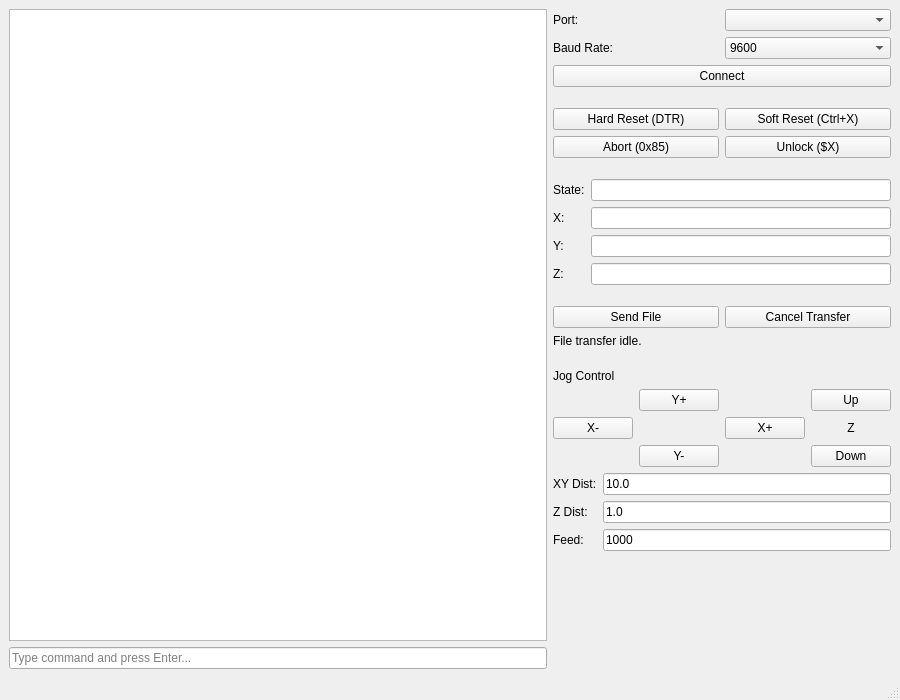
dakoner/grbl_sender, file serial_console.ui: the form before one commit.
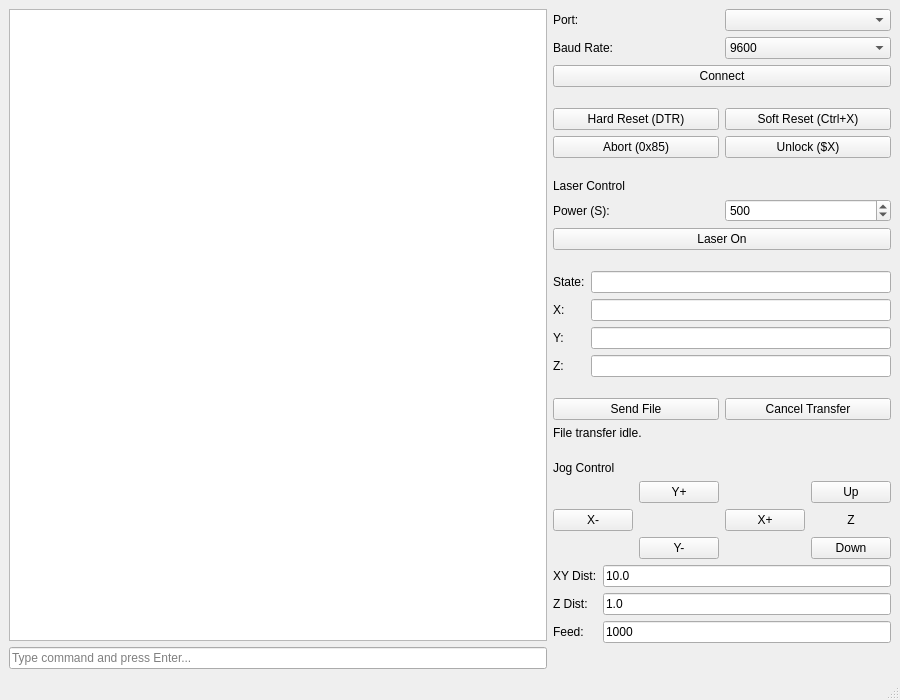
The form after the commit.

Commit message: gemini udates

The edit to the form file:
```diff
--- a/serial_console.ui
+++ b/serial_console.ui
@@ -151,6 +151,57 @@
         </item>
        </layout>
       </item>
+      <item>
+       <spacer name="verticalSpacer_6">
+        <property name="orientation">
+         <enum>Qt::Vertical</enum>
+        </property>
+        <property name="sizeType">
+         <enum>QSizePolicy::Fixed</enum>
+        </property>
+        <property name="sizeHint" stdset="0">
+         <size>
+          <width>20</width>
+          <height>15</height>
+         </size>
+        </property>
+       </spacer>
+      </item>
+      <item>
+       <widget class="QLabel" name="label_11">
+        <property name="text">
+         <string>Laser Control</string>
+        </property>
+       </widget>
+      </item>
+      <item>
+       <layout class="QGridLayout" name="gridLayout_7">
+        <item row="0" column="0">
+         <widget class="QLabel" name="label_12">
+          <property name="text">
+           <string>Power (S):</string>
+          </property>
+         </widget>
+        </item>
+        <item row="0" column="1">
+         <widget class="QSpinBox" name="laser_power_input">
+          <property name="maximum">
+           <number>1023</number>
+          </property>
+          <property name="value">
+           <number>500</number>
+          </property>
+         </widget>
+        </item>
+        <item row="1" column="0" colspan="2">
+         <widget class="QPushButton" name="laser_toggle_button">
+          <property name="text">
+           <string>Laser On</string>
+          </property>
+         </widget>
+        </item>
+       </layout>
+      </item>
       <item>
        <spacer name="verticalSpacer_2">
         <property name="orientation">
```
The commit also changes 1 other file.
